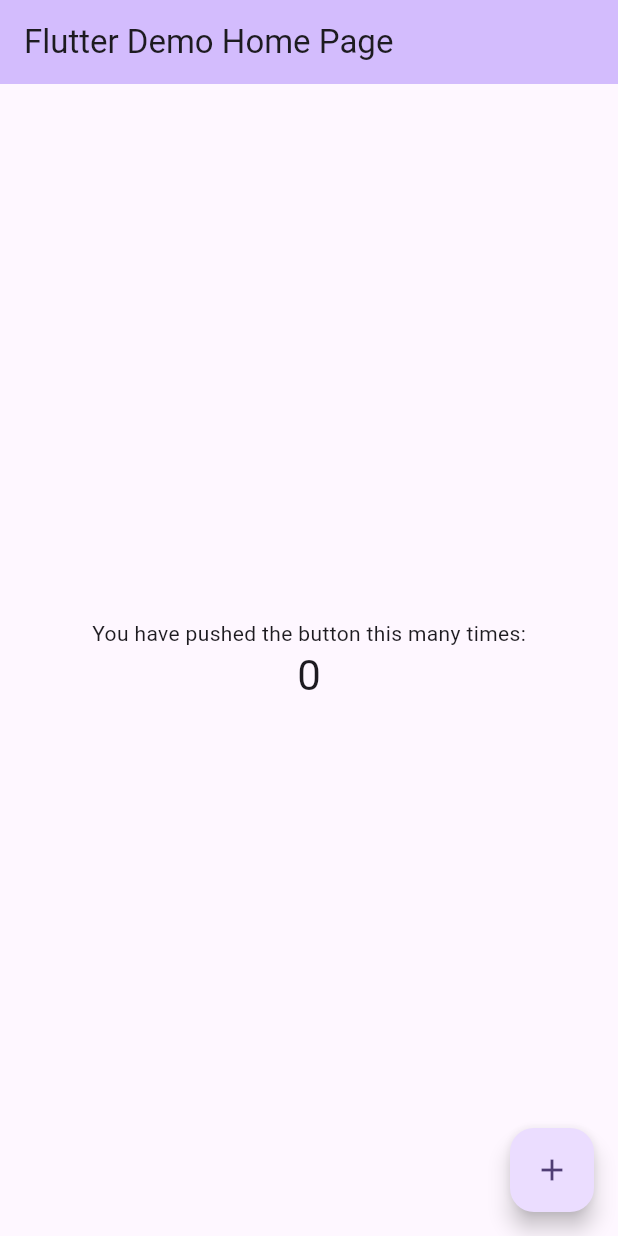
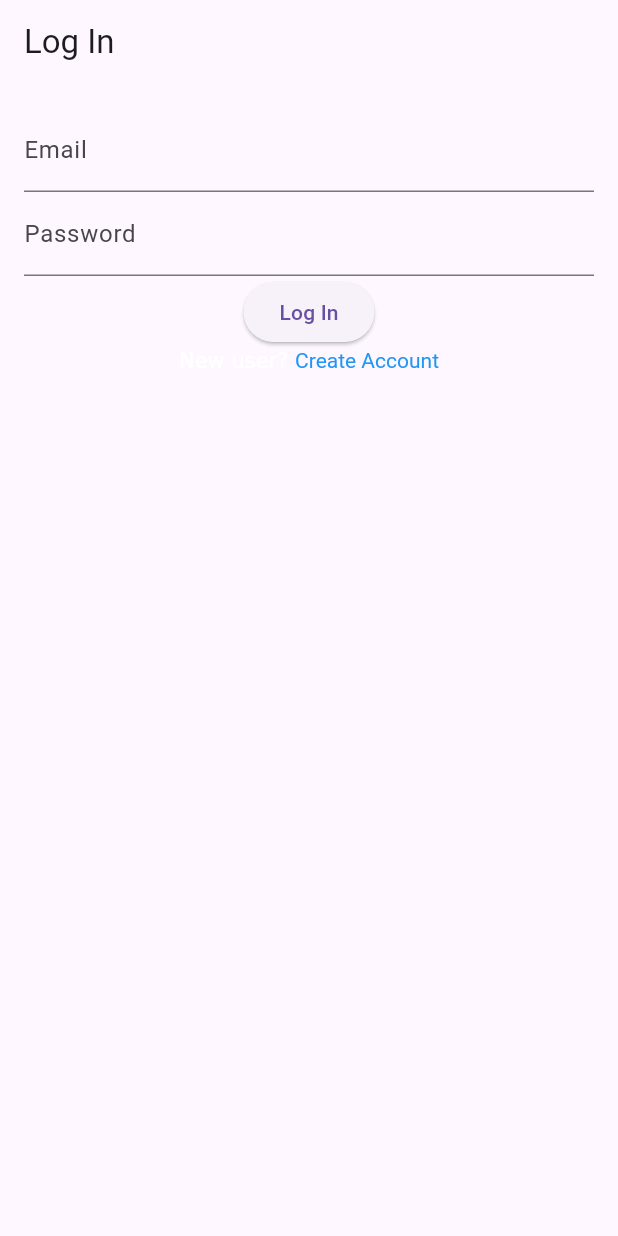
Before and after one commit to IbsharIbnaEbad/authfirebase, a Flutter app: the screen it shows after launch, on a phone screen of 412 x 824 dp. Run offline on Flutter 3.47's test engine with Material 3 defaults, Android fonts, the phone set to English and light mode, and no system bars; our stand-ins replace firebase_auth, firebase_core, fluttertoast; accounts and stored records are empty.

```diff
--- /dev/null
+++ b/lib/authservice.dart
@@ -0,0 +1,32 @@
+import 'package:authfirebase/home.dart';
+import 'package:authfirebase/login.dart';
+import 'package:firebase_auth/firebase_auth.dart';
+import 'package:flutter/material.dart';
+import 'package:fluttertoast/fluttertoast.dart';
+
+class AuthService {
+  final FirebaseAuth _auth = FirebaseAuth.instance;
+
+  Future<void> signup(String email, String password, BuildContext context) async {
+    try {
+      await _auth.createUserWithEmailAndPassword(email: email, password: password);
+      Navigator.pushReplacement(context, MaterialPageRoute(builder: (context) => Home()));
+    } on FirebaseAuthException catch (e) {
+      Fluttertoast.showToast(msg: e.message ?? "Error occurred");
+    }
+  }
+
+  Future<void> signin(String email, String password, BuildContext context) async {
+    try {
+      await _auth.signInWithEmailAndPassword(email: email, password: password);
+      Navigator.pushReplacement(context, MaterialPageRoute(builder: (context) => Home()));
+    } on FirebaseAuthException catch (e) {
+      Fluttertoast.showToast(msg: e.message ?? "Error occurred");
+    }
+  }
+
+  Future<void> signout(BuildContext context) async {
+    await _auth.signOut();
+    Navigator.pushReplacement(context, MaterialPageRoute(builder: (context) => Login()));
+  }
+}
--- /dev/null
+++ b/lib/login.dart
@@ -0,0 +1,52 @@
+import 'package:authfirebase/authservice.dart';
+import 'package:authfirebase/signup.dart';
+import 'package:flutter/material.dart';
+import 'package:flutter/gestures.dart';
+
+class Login extends StatelessWidget {
+  final TextEditingController _emailController = TextEditingController();
+  final TextEditingController _passwordController = TextEditingController();
+
+  @override
+  Widget build(BuildContext context) {
+    return Scaffold(
+      appBar: AppBar(title: const Text("Log In")),
+      body: Padding(
+        padding: const EdgeInsets.all(16.0),
+        child: Column(
+          children: [
+            TextField(
+              controller: _emailController,
+              decoration: InputDecoration(labelText: "Email"),
+            ),
+            TextField(
+              controller: _passwordController,
+              decoration: InputDecoration(labelText: "Password"),
+              obscureText: true,
+            ),
+            ElevatedButton(
+              onPressed: () async {
+                await AuthService().signin(_emailController.text, _passwordController.text, context);
+              },
+              child: const Text("Log In"),
+            ),
+            RichText(
+              text: TextSpan(
+                text: "New user? ",
+                children: [
+                  TextSpan(
+                    text: "Create Account",
+                    style: TextStyle(color: Colors.blue),
+                    recognizer: TapGestureRecognizer()..onTap = () {
+                      Navigator.pushReplacement(context, MaterialPageRoute(builder:(context) => Signup()));
+                    },
+                  ),
+                ],
+              ),
+            ),
+          ],
+        ),
+      ),
+    );
+  }
+}
--- a/lib/main.dart
+++ b/lib/main.dart
@@ -1,125 +1,21 @@
+import 'package:authfirebase/login.dart';
+import 'package:firebase_core/firebase_core.dart';
 import 'package:flutter/material.dart';
 
-void main() {
+Future<void> main() async {
+  WidgetsFlutterBinding.ensureInitialized();
+  await Firebase.initializeApp();
   runApp(const MyApp());
 }
 
 class MyApp extends StatelessWidget {
   const MyApp({super.key});
 
-  // This widget is the root of your application.
   @override
   Widget build(BuildContext context) {
     return MaterialApp(
-      title: 'Flutter Demo',
-      theme: ThemeData(
-        // This is the theme of your application.
-        //
-        // TRY THIS: Try running your application with "flutter run". You'll see
-        // the application has a purple toolbar. Then, without quitting the app,
-        // try changing the seedColor in the colorScheme below to Colors.green
-        // and then invoke "hot reload" (save your changes or press the "hot
-        // reload" button in a Flutter-supported IDE, or press "r" if you used
-        // the command line to start the app).
-        //
-        // Notice that the counter didn't reset back to zero; the application
-        // state is not lost during the reload. To reset the state, use hot
-        // restart instead.
-        //
-        // This works for code too, not just values: Most code changes can be
-        // tested with just a hot reload.
-        colorScheme: ColorScheme.fromSeed(seedColor: Colors.deepPurple),
-        useMaterial3: true,
-      ),
-      home: const MyHomePage(title: 'Flutter Demo Home Page'),
+      debugShowCheckedModeBanner: false,
+      home: Login(),
     );
   }
 }
-
-class MyHomePage extends StatefulWidget {
-  const MyHomePage({super.key, required this.title});
-
-  // This widget is the home page of your application. It is stateful, meaning
-  // that it has a State object (defined below) that contains fields that affect
-  // how it looks.
-
-  // This class is the configuration for the state. It holds the values (in this
-  // case the title) provided by the parent (in this case the App widget) and
-  // used by the build method of the State. Fields in a Widget subclass are
-  // always marked "final".
-
-  final String title;
-
-  @override
-  State<MyHomePage> createState() => _MyHomePageState();
-}
-
-class _MyHomePageState extends State<MyHomePage> {
-  int _counter = 0;
-
-  void _incrementCounter() {
-    setState(() {
-      // This call to setState tells the Flutter framework that something has
-      // changed in this State, which causes it to rerun the build method below
-      // so that the display can reflect the updated values. If we changed
-      // _counter without calling setState(), then the build method would not be
-      // called again, and so nothing would appear to happen.
-      _counter++;
-    });
-  }
-
-  @override
-  Widget build(BuildContext context) {
-    // This method is rerun every time setState is called, for instance as done
-    // by the _incrementCounter method above.
-    //
-    // The Flutter framework has been optimized to make rerunning build methods
-    // fast, so that you can just rebuild anything that needs updating rather
-    // than having to individually change instances of widgets.
-    return Scaffold(
-      appBar: AppBar(
-        // TRY THIS: Try changing the color here to a specific color (to
-        // Colors.amber, perhaps?) and trigger a hot reload to see the AppBar
-        // change color while the other colors stay the same.
-        backgroundColor: Theme.of(context).colorScheme.inversePrimary,
-        // Here we take the value from the MyHomePage object that was created by
-        // the App.build method, and use it to set our appbar title.
-        title: Text(widget.title),
-      ),
-      body: Center(
-        // Center is a layout widget. It takes a single child and positions it
-        // in the middle of the parent.
-        child: Column(
-          // Column is also a layout widget. It takes a list of children and
-          // arranges them vertically. By default, it sizes itself to fit its
-          // children horizontally, and tries to be as tall as its parent.
-          //
-          // Column has various properties to control how it sizes itself and
-          // how it positions its children. Here we use mainAxisAlignment to
-          // center the children vertically; the main axis here is the vertical
-          // axis because Columns are vertical (the cross axis would be
-          // horizontal).
-          //
-          // TRY THIS: Invoke "debug painting" (choose the "Toggle Debug Paint"
-          // action in the IDE, or press "p" in the console), to see the
-          // wireframe for each widget.
-          mainAxisAlignment: MainAxisAlignment.center,
-          children: <Widget>[
-            const Text(
-              'You have pushed the button this many times:',
-            ),
-            Text(
-              '$_counter',
-              style: Theme.of(context).textTheme.headlineMedium,
-            ),
-          ],
-        ),
-      ),
-      floatingActionButton: FloatingActionButton(
-        onPressed: _incrementCounter,
-        tooltip: 'Increment',
-        child: const Icon(Icons.add),
-      ), // This trailing comma makes auto-formatting nicer for build methods.
-    );
-  }
-}
--- a/pubspec.yaml
+++ b/pubspec.yaml
@@ -30,7 +30,10 @@ environment:
 dependencies:
   flutter:
     sdk: flutter
-
+  firebase_auth: ^5.4.0
+  firebase_core: ^3.10.0
+  google_fonts: ^6.2.1
+  fluttertoast: ^8.2.10
 
   # The following adds the Cupertino Icons font to your application.
   # Use with the CupertinoIcons class for iOS style icons.
```
Also changed, not shown: lib/auth.dart (added, +32 -0 lines), lib/home.dart (added, +18 -0 lines), lib/pages/home_page.dart (added, +27 -0 lines), lib/signup.dart (added, +53 -0 lines), lib/widget_tree.dart (added), pubspec.lock, 7 other files.
